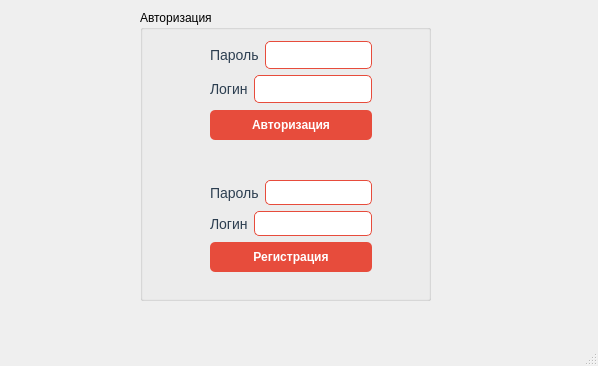
This is forms/mainwindow.ui in YupiSoftwarePunk/Flirt-Finder as Qt 5 draws it before an edit. The edited form follows.
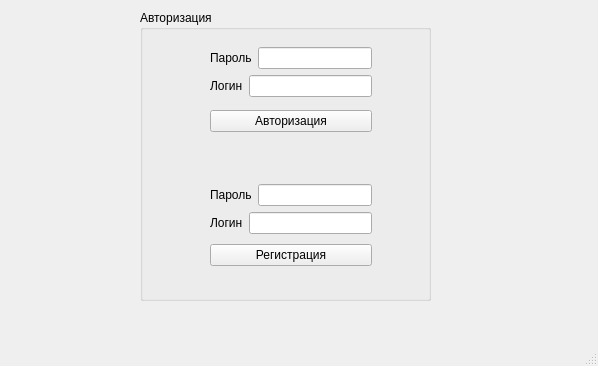
This is the edited form.

Commit message: Added prototype of design. Need to fix the overlapping of elements on each other in the 1st window, make the text fit into the field in the 2nd window and increase the contrast of colors in the app

Diff of the .ui file:
```diff
--- a/forms/mainwindow.ui
+++ b/forms/mainwindow.ui
@@ -14,46 +14,7 @@
    <string>MainWindow</string>
   </property>
   <property name="styleSheet">
-   <string notr="true">/* Основные стили */
-background-color: #ffffff;
-
-QGroupBox {
-    border: 2px solid #e74c3c;
-    border-radius: 8px;
-    margin-top: 10px;
-    padding-top: 15px;
-    font-weight: bold;
-    color: #2c3e50;
-}
-
-QPushButton {
-    background-color: #e74c3c;
-    color: #ffffff;
-    border: none;
-    border-radius: 5px;
-    padding: 8px 16px;
-    font-weight: bold;
-}
-
-QPushButton:hover {
-    background-color: #c0392b;
-}
-
-QLineEdit {
-    border: 1px solid #e74c3c;
-    border-radius: 5px;
-    padding: 5px;
-    background: #ffffff;
-}
-
-QLineEdit:focus {
-    border: 2px solid #e74c3c;
-}
-
-QLabel {
-    color: #2c3e50;
-    font-size: 14px;
-}</string>
+   <string notr="true"/>
   </property>
   <widget class="QWidget" name="centralwidget">
    <widget class="QGroupBox" name="groupBox">
```
The commit also changes 26 other files.
